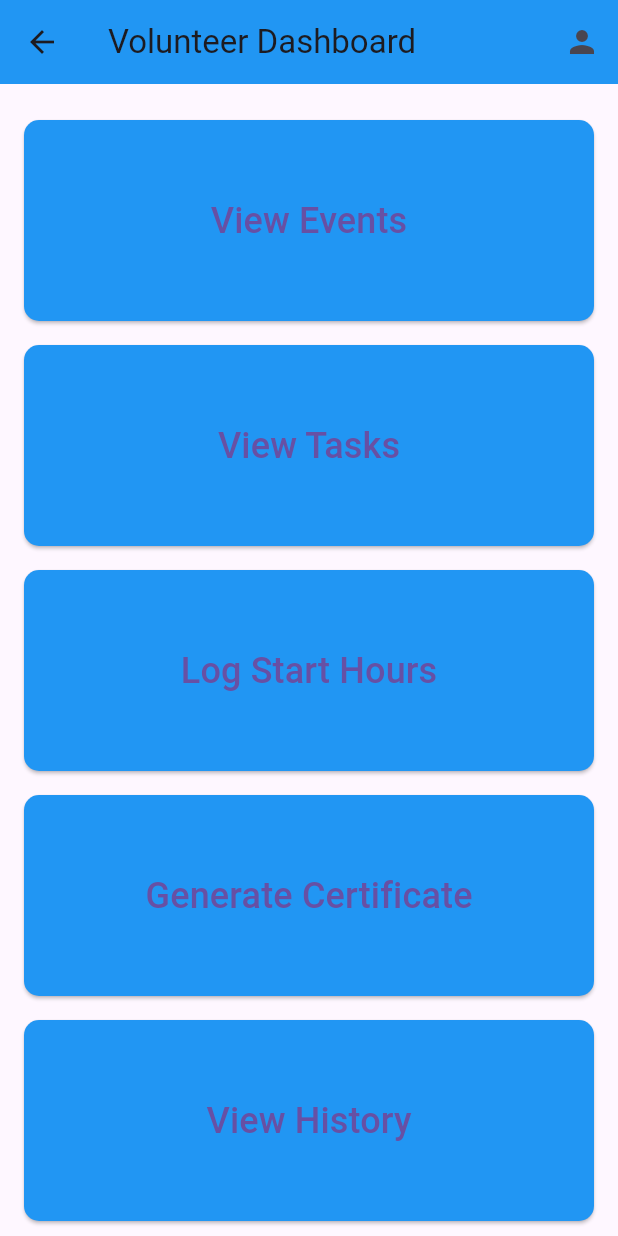
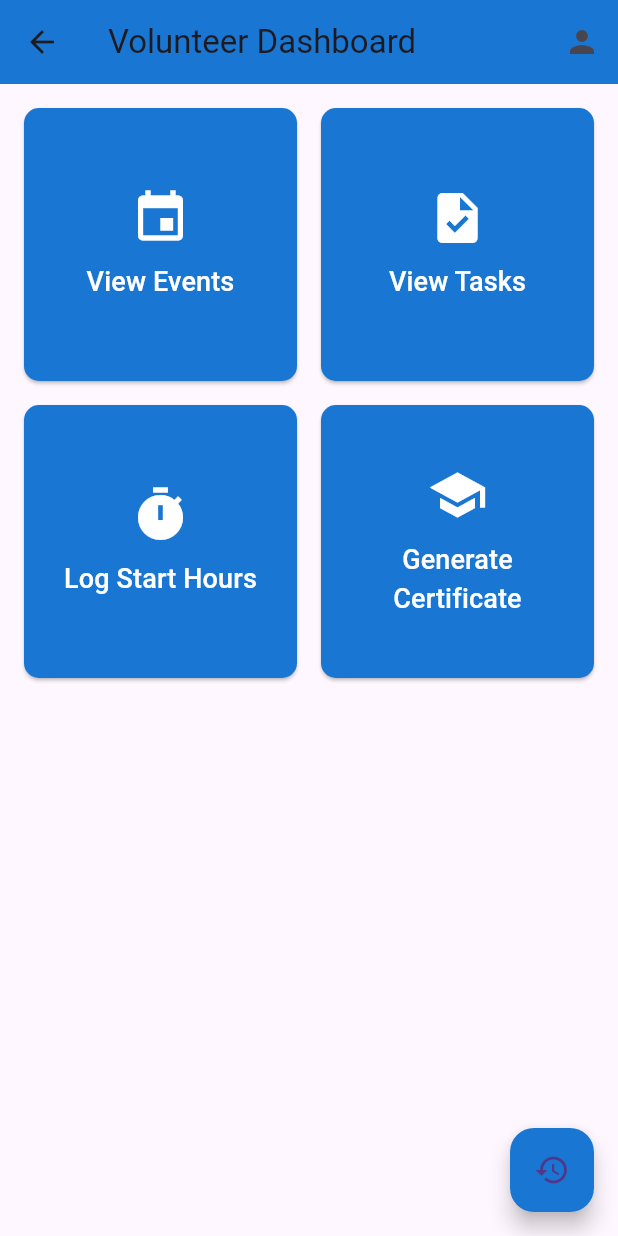
Before and after one commit to Ahmed-Eldera/Orphange, a Flutter app: the DashboardScreen screen opened directly, on a phone screen of 412 x 824 dp. Run offline on Flutter 3.47's test engine with Material 3 defaults, Android fonts, the phone set to English and light mode, and no system bars; our stand-ins replace cloud_firestore, firebase_core; accounts and stored records are empty.

```diff
--- a/lib/views/volunteerDashboard.dart
+++ b/lib/views/volunteerDashboard.dart
@@ -6,7 +6,7 @@ class DashboardScreen extends StatelessWidget {
     return Scaffold(
       appBar: AppBar(
         title: Text('Volunteer Dashboard'),
-        backgroundColor: Colors.blue,
+        backgroundColor: Colors.blue.shade700,
         actions: [
           IconButton(
             icon: Icon(Icons.person),
@@ -19,119 +19,85 @@ class DashboardScreen extends StatelessWidget {
           ),
         ],
       ),
-      body: SingleChildScrollView(
-        child: Padding(
+      body: Padding(
         padding: const EdgeInsets.all(16.0),
-          child: Column(
-            crossAxisAlignment: CrossAxisAlignment.stretch,
+        child: GridView.count(
+          crossAxisCount: 2,
+          crossAxisSpacing: 16.0,
+          mainAxisSpacing: 16.0,
           children: [
-              // View Events Button
-              Container(
-                margin: EdgeInsets.symmetric(vertical: 8.0),
-                child: ElevatedButton(
-                  onPressed: () {
-                    Navigator.push(
+            _buildDashboardButton(
+              context,
+              'View Events',
+              Icons.event,
+                  () => Navigator.push(
                 context,
                 MaterialPageRoute(builder: (context) => ViewEventsPage()),
-                    );
-                  },
-                  style: ElevatedButton.styleFrom(
-                    backgroundColor: Colors.blue,
-                    padding: EdgeInsets.symmetric(vertical: 50),
-                    shape: RoundedRectangleBorder(
-                      borderRadius: BorderRadius.circular(10),
               ),
             ),
-                  child: Text('View Events', style: TextStyle(fontSize: 24)),
+            _buildDashboardButton(
+              context,
+              'View Tasks',
+              Icons.task,
+                  () => Navigator.push(
+                context,
+                MaterialPageRoute(builder: (context) => ViewLogsPage()),
               ),
             ),
-
-              // View Tasks Button
-              Container(
-                margin: EdgeInsets.symmetric(vertical: 8.0),
-                child: ElevatedButton(
-                  onPressed: () {
-                    Navigator.push(
+            _buildDashboardButton(
               context,
-                      MaterialPageRoute(builder: (context) => ViewTasksPage()),
-                    );
-                  },
-                  style: ElevatedButton.styleFrom(
-                    backgroundColor: Colors.blue,
-                    padding: EdgeInsets.symmetric(vertical: 50),
-                    shape: RoundedRectangleBorder(
-                      borderRadius: BorderRadius.circular(10),
+              'Log Start Hours',
+              Icons.timer,
+                  () => Navigator.push(
+                context,
+                MaterialPageRoute(builder: (context) => LogHoursPage()),
               ),
             ),
-                  child: Text('View Tasks', style: TextStyle(fontSize: 24)),
+            _buildDashboardButton(
+              context,
+              'Generate Certificate',
+              Icons.school,
+                  () => Navigator.push(
+                context,
+                MaterialPageRoute(builder: (context) => GenerateCertificatePage()),
               ),
             ),
-
-              // Log Start Hours Button
-              Container(
-                margin: EdgeInsets.symmetric(vertical: 8.0),
-                child: ElevatedButton(
-                  onPressed: () {
-                    Navigator.push(
-                      context,
-                      MaterialPageRoute(builder: (context) => LogHoursPage()),
-                    );
-                  },
-                  style: ElevatedButton.styleFrom(
-                    backgroundColor: Colors.blue,
-                    padding: EdgeInsets.symmetric(vertical: 50),
-                    shape: RoundedRectangleBorder(
-                      borderRadius: BorderRadius.circular(10),
+          ],
         ),
       ),
-                  child: Text('Log Start Hours', style: TextStyle(fontSize: 24)),
-                ),
-              ),
-
-              // Generate Certificate Button
-              Container(
-                margin: EdgeInsets.symmetric(vertical: 8.0),
-                child: ElevatedButton(
-                  onPressed: () {
-                    Navigator.push(
-                      context,
-                      MaterialPageRoute(builder: (context) => GenerateCertificatePage()),
-                    );
-                  },
-                  style: ElevatedButton.styleFrom(
-                    backgroundColor: Colors.blue,
-                    padding: EdgeInsets.symmetric(vertical: 50),
-                    shape: RoundedRectangleBorder(
-                      borderRadius: BorderRadius.circular(10),
-                    ),
-                  ),
-                  child: Text('Generate Certificate', style: TextStyle(fontSize: 24)),
-                ),
-              ),
-
-              // View History Button
-              Container(
-                margin: EdgeInsets.symmetric(vertical: 8.0),
-                child: ElevatedButton(
+      floatingActionButton: FloatingActionButton(
         onPressed: () {
           Navigator.push(
             context,
             MaterialPageRoute(builder: (context) => ViewHistoryPage()),
           );
         },
+        backgroundColor: Colors.blue.shade700,
+        child: Icon(Icons.history),
+      ),
+    );
+  }
+
+  Widget _buildDashboardButton(BuildContext context, String title, IconData icon, VoidCallback onPressed) {
+    return ElevatedButton(
+      onPressed: onPressed,
       style: ElevatedButton.styleFrom(
-                    backgroundColor: Colors.blue,
-                    padding: EdgeInsets.symmetric(vertical: 50),
+        backgroundColor: Colors.blue.shade700,
         shape: RoundedRectangleBorder(
           borderRadius: BorderRadius.circular(10),
         ),
       ),
-                  child: Text('View History', style: TextStyle(fontSize: 24)),
-                ),
+      child: Column(
+        mainAxisAlignment: MainAxisAlignment.center,
+        children: [
+          Icon(icon, size: 40, color: Colors.white),
+          SizedBox(height: 10),
+          Text(
+            title,
+            textAlign: TextAlign.center,
+            style: TextStyle(fontSize: 18, color: Colors.white),
           ),
         ],
-          ),
-        ),
       ),
     );
   }
@@ -143,7 +109,7 @@ class ProfilePage extends StatelessWidget {
     return Scaffold(
       appBar: AppBar(
         title: Text('Profile'),
-        backgroundColor: Colors.blue,
+        backgroundColor: Colors.blue.shade700,
       ),
       body: Center(child: Text('Profile information will be displayed here.')),
     );
@@ -156,20 +122,20 @@ class ViewEventsPage extends StatelessWidget {
     return Scaffold(
       appBar: AppBar(
         title: Text('View Events'),
-        backgroundColor: Colors.blue,
+        backgroundColor: Colors.blue.shade700,
       ),
       body: Center(child: Text('Events will be displayed here.')),
     );
   }
 }
 
-class ViewTasksPage extends StatelessWidget {
+class ViewLogsPage extends StatelessWidget {
   @override
   Widget build(BuildContext context) {
     return Scaffold(
       appBar: AppBar(
         title: Text('View Tasks'),
-        backgroundColor: Colors.blue,
+        backgroundColor: Colors.blue.shade700,
       ),
       body: Center(child: Text('Tasks will be displayed here.')),
     );
@@ -182,7 +148,7 @@ class LogHoursPage extends StatelessWidget {
     return Scaffold(
       appBar: AppBar(
         title: Text('Log Start Hours'),
-        backgroundColor: Colors.blue,
+        backgroundColor: Colors.blue.shade700,
       ),
       body: Center(child: Text('Log hours functionality will be here.')),
     );
@@ -195,7 +161,7 @@ class GenerateCertificatePage extends StatelessWidget {
     return Scaffold(
       appBar: AppBar(
         title: Text('Generate Certificate'),
-        backgroundColor: Colors.blue,
+        backgroundColor: Colors.blue.shade700,
       ),
       body: Center(child: Text('Certificate generation will be here.')),
     );
@@ -208,7 +174,7 @@ class ViewHistoryPage extends StatelessWidget {
     return Scaffold(
       appBar: AppBar(
         title: Text('View History'),
-        backgroundColor: Colors.blue,
+        backgroundColor: Colors.blue.shade700,
       ),
       body: Center(child: Text('History will be displayed here.')),
     );
```
Lines whose indentation alone changed are shown as unchanged.
